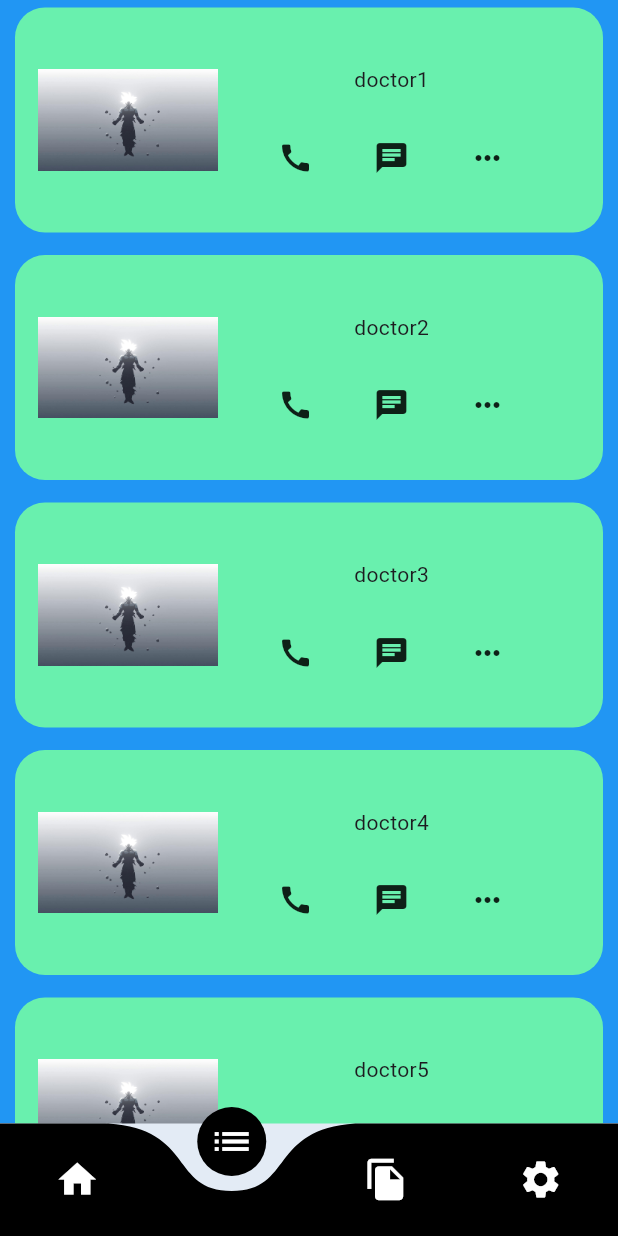
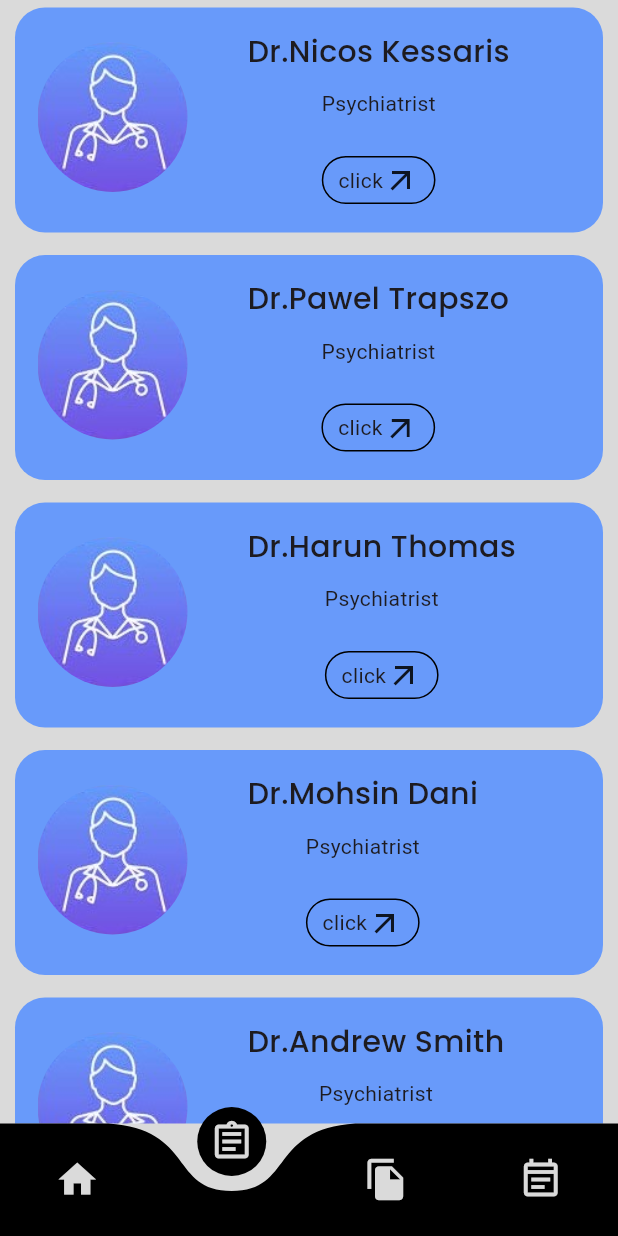
Before and after one commit to shoaib-inamdar/beyondpeaceapp, a Flutter app: the screen it shows once a user with an empty profile is signed in, item 2 of the bottom bar chosen, on a phone screen of 412 x 824 dp. Run offline on Flutter 3.47's test engine with Material 3 defaults, Android fonts, the phone set to English and light mode, and no system bars; drawn by our look-alikes of curved_navigation_bar; our stand-ins replace audio_video_progress_bar, audioplayers, carousel_slider, chewie, cloud_firestore, file_picker and 11 more; missing offline and left inert: easy_pdf_viewer, flutter_phone_direct_caller, vertical_card_pager; accounts and stored records are empty.

```diff
--- a/lib/components/doctorcontainer.dart
+++ b/lib/components/doctorcontainer.dart
@@ -1,9 +1,18 @@
 import 'package:flutter/material.dart';
+import 'package:google_fonts/google_fonts.dart';
+import 'package:url_launcher/url_launcher.dart';
 
 // ignore: must_be_immutable
 class Doctorcom extends StatelessWidget {
   String text;
   Doctorcom({required this.text});
+
+  _launchURL() async {
+    final Uri url = Uri.parse('https://flutter.dev');
+    if (!await launchUrl(url)) {
+      throw Exception('Could not launch $url');
+    }
+  }
 
   @override
   Widget build(BuildContext context) {
@@ -12,39 +21,52 @@ class Doctorcom extends StatelessWidget {
       padding: EdgeInsets.all(15),
       margin: EdgeInsets.only(top: 5, bottom: 10, left: 10, right: 10),
       decoration: BoxDecoration(
-          borderRadius: BorderRadius.circular(20), color: Colors.greenAccent),
+          borderRadius: BorderRadius.circular(20), color: Color(0xff689AFA)),
       alignment: Alignment.center,
       child: Column(
         children: [
           Row(
             children: [
-              Image.asset(
-                "assets/images/ultragoku.jpg",
-                height: 120,
-                width: 120,
+              Container(
+                width: 100,
+                height: 100,
+                decoration: BoxDecoration(
+                    borderRadius: BorderRadius.circular(50),
+                    image: DecorationImage(
+                        image: AssetImage('assets/images/doc.jpg'))),
               ),
               SizedBox(
                 width: 40,
               ),
               Column(
                 children: [
-                  Text(text),
+                  Text(text,
+                      style: GoogleFonts.poppins(
+                          fontSize: 20, fontWeight: FontWeight.w500)),
                   SizedBox(
-                    height: 30,
+                    height: 10,
                   ),
-                  Row(
-                    children: [
-                      Icon(Icons.call),
-                      SizedBox(
-                        width: 40,
-                      ),
-                      Icon(Icons.chat),
-                      SizedBox(
-                        width: 40,
-                      ),
-                      Icon(Icons.more_horiz),
-                    ],
-                  )
+                  Text("Psychiatrist"),
+                  SizedBox(
+                    height: 25,
+                  ),
+                  Container(
+                      padding: EdgeInsets.only(
+                          left: 10, right: 10, top: 3, bottom: 3),
+                      decoration: BoxDecoration(
+                          borderRadius: BorderRadius.horizontal(
+                              right: Radius.circular(20),
+                              left: Radius.circular(20)),
+                          border: Border.all()),
+                      child: InkWell(
+                        onTap: _launchURL,
+                        child: Row(
+                          children: [
+                            Text('click'),
+                            Icon(Icons.arrow_outward),
+                          ],
+                        ),
+                      ))
                 ],
               )
             ],
--- a/lib/main.dart
+++ b/lib/main.dart
@@ -10,6 +10,7 @@ import 'package:beyondpeace/pages/mainpage.dart';
 // import 'package:beyondpeace/pages/login.dart';
 // import 'package:beyondpeace/pages/mentalexercise.dart';
 import 'package:beyondpeace/pages/noname.dart';
+import 'package:beyondpeace/pages/specialevent.dart';
 import 'package:beyondpeace/pages/video/video_list.dart';
 // import 'package:beyondpeace/pages/music.dart';
 // import 'package:beyondpeace/pages/musicplayer.dart';
@@ -51,7 +52,8 @@ class MyApp extends StatelessWidget {
         Myroutes.maproute: (context) => Maps(),
         Myroutes.assesmentroute: (context) => Assesmentpage(),
         Myroutes.filestoreroute: (context) => Filestorepage(),
-        Myroutes.nonameroute: (context) => Nonamepage()
+        Myroutes.nonameroute: (context) => Nonamepage(),
+        Myroutes.specialeventroute: (context) => Specialevent()
       },
       home: const Authpage(),
     );
--- a/lib/pages/doctor.dart
+++ b/lib/pages/doctor.dart
@@ -8,16 +8,18 @@ class Doctorcall extends StatelessWidget {
   Widget build(BuildContext context) {
     return Scaffold(
       body: Container(
-        decoration: BoxDecoration(color: Colors.blue),
+        decoration: BoxDecoration(color: Color(0xffdadada)),
         child: ListView(
           physics: BouncingScrollPhysics(),
           children: [
-            Doctorcom(text: "doctor1"),
-            Doctorcom(text: "doctor2"),
-            Doctorcom(text: "doctor3"),
-            Doctorcom(text: "doctor4"),
-            Doctorcom(text: "doctor5"),
-            Doctorcom(text: "doctor6"),
+            Doctorcom(
+              text: "Dr.Nicos Kessaris",
+            ),
+            Doctorcom(text: "Dr.Pawel Trapszo"),
+            Doctorcom(text: "Dr.Harun Thomas"),
+            Doctorcom(text: "Dr.Mohsin Dani"),
+            Doctorcom(text: "Dr.Andrew Smith"),
+            Doctorcom(text: "Dr.Khurshid Akhtar"),
           ],
         ),
       ),
--- a/lib/pages/homepage.dart
+++ b/lib/pages/homepage.dart
@@ -88,7 +88,7 @@ class _HomepageState extends State<Homepage> {
       child: Scaffold(
         body: Container(
           decoration: BoxDecoration(
-            color: Color(0xff739BD0),
+            color: Color(0xffdadada),
           ),
           child: ListView(
             physics: BouncingScrollPhysics(
@@ -98,7 +98,7 @@ class _HomepageState extends State<Homepage> {
               Container(
                 margin: EdgeInsets.only(top: 20),
                 decoration: BoxDecoration(
-                    color: Color(0xFF739BD0),
+                    color: Color(0xFFdadada),
                     boxShadow: [
                       BoxShadow(
                         color: Color(0x000000).withOpacity(1),
--- a/lib/pages/mainpage.dart
+++ b/lib/pages/mainpage.dart
@@ -40,28 +40,28 @@ class _MainpageState extends State<Mainpage> {
       bottomNavigationBar: CurvedNavigationBar(
         // buttonBackgroundColor: Color(0xffffffff),
         color: Color(0xff000000),
-        backgroundColor: Color(0xffe3ebf5),
+        backgroundColor: Color(0xffdadada),
         items: [
           Icon(
             Icons.home,
             size: 30,
-            color: Color(0xffffffff),
+            color: Color(0xffdadada),
             // fill: Color(0xffffffff),
           ),
           Icon(
-            Icons.list,
+            Icons.assignment_outlined,
             size: 30,
-            color: Color(0xffffffff),
+            color: Color(0xffdadada),
           ),
           Icon(
             Icons.file_copy,
             size: 30,
-            color: Color(0xffffffff),
+            color: Color(0xffdadada),
           ),
           Icon(
-            Icons.settings,
+            Icons.event_note_outlined,
             size: 30,
-            color: Color(0xffffffff),
+            color: Color(0xffdadada),
           )
         ],
         onTap: _navigateBottomBar,
--- a/lib/pages/music/musics_list_page.dart
+++ b/lib/pages/music/musics_list_page.dart
@@ -88,6 +88,7 @@ class _MusicAppState extends State<MusicApp> {
                       isOpened = !isOpened;
                       setState(() {});
                     },
+                    child: SingleChildScrollView(
                       child: Row(
                         mainAxisAlignment: MainAxisAlignment.spaceAround,
                         children: [
@@ -100,7 +101,8 @@ class _MusicAppState extends State<MusicApp> {
                                     image: NetworkImage(
                                         musics[currentMusic].cover))),
                           ),
-                        Column(
+                          SingleChildScrollView(
+                            child: Column(
                               crossAxisAlignment: CrossAxisAlignment.start,
                               children: [
                                 Text(
@@ -118,6 +120,7 @@ class _MusicAppState extends State<MusicApp> {
                                       color: Colors.white.withOpacity(0.7)),
                                 ),
                               ],
+                            ),
                           ),
                           Center(
                             child: IconButton(
@@ -139,6 +142,7 @@ class _MusicAppState extends State<MusicApp> {
                           )
                         ],
                       ),
+                    ),
                   )));
   }
 }
--- a/lib/pages/suggestions.dart
+++ b/lib/pages/suggestions.dart
@@ -2,6 +2,8 @@
 import 'package:flutter/material.dart';
 
 class Suggestions extends StatelessWidget {
+  final int data;//data contains the Total Score of Assessment Test
+  Suggestions({required this.data});
   @override
   Widget build(BuildContext context) {
     return Scaffold(
--- a/lib/utils/routes.dart
+++ b/lib/utils/routes.dart
@@ -10,4 +10,5 @@ class Myroutes {
   static String assesmentroute = '/homepage/assesment';
   static String filestoreroute = '/homepage/filestore';
   static String nonameroute = '/homepage/noname';
+  static String specialeventroute = '/homepage/specialevent';
 }
```
Also changed, not shown: lib/components/specialcomponent.dart (added, +14 -0 lines), lib/pages/assesment.dart (+72 -9 lines), lib/pages/music/music_model.dart (+12 -12 lines), lib/pages/specialevent.dart (added, +14 -0 lines), lib/videolist.json (+7 -7 lines), assets/images/doc.jpg (added), 6 other files. Lines whose indentation alone changed are shown as unchanged.
